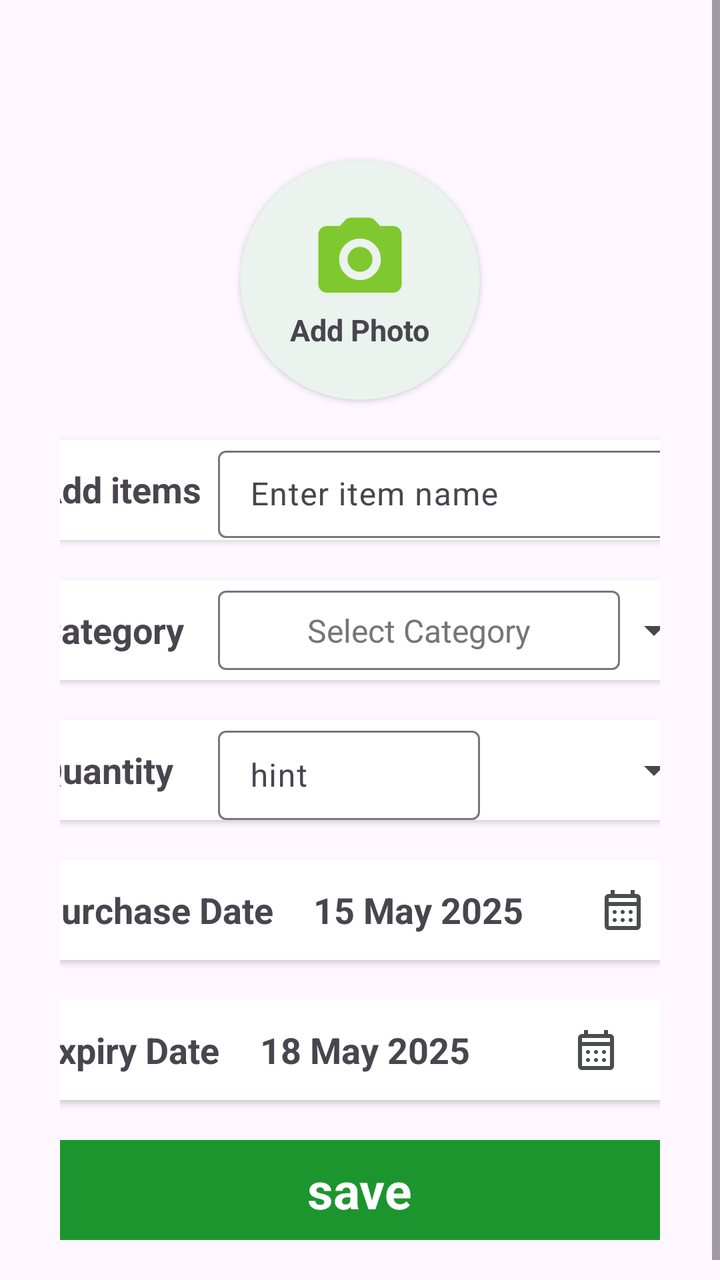
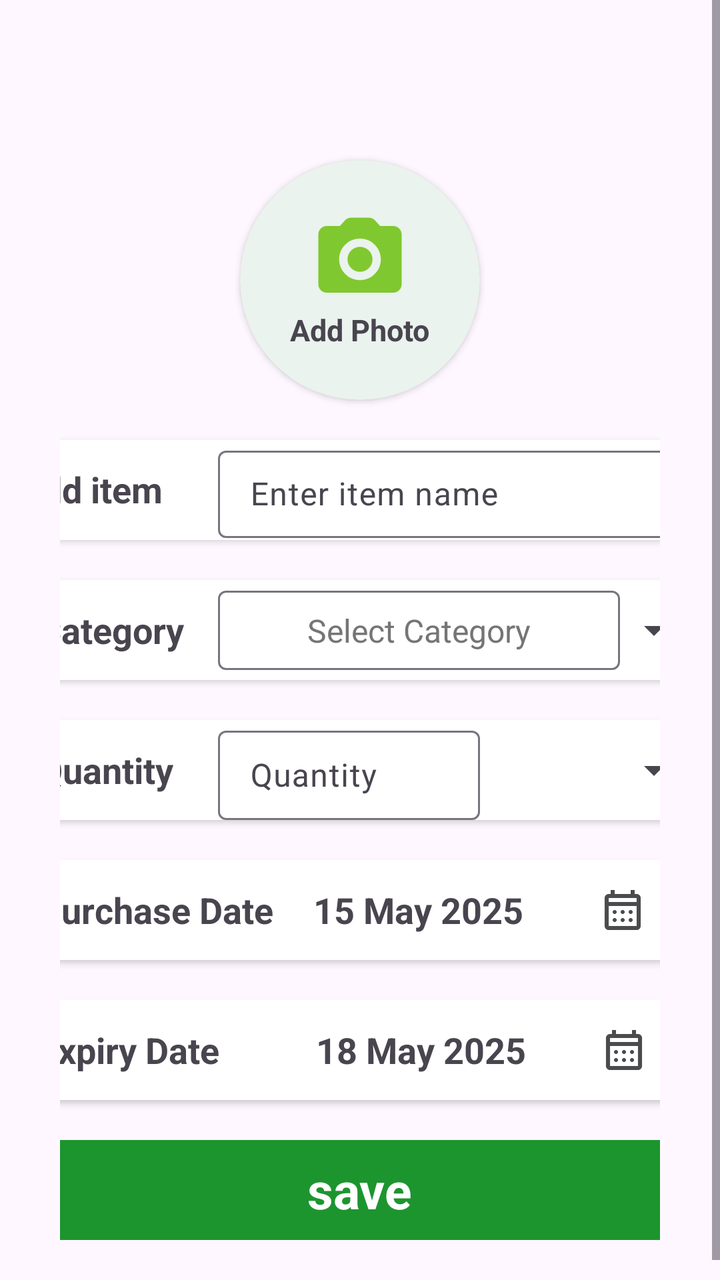

Compare the two renders of this Android layout. The source of the first and the diff that turns it into the second are given below.
<!-- AndroidManifest.xml: application theme Theme.FridgeWise -->
<!-- res/layout/fragment_add_item.xml -->
<?xml version="1.0" encoding="utf-8"?>
<androidx.constraintlayout.widget.ConstraintLayout xmlns:android="http://schemas.android.com/apk/res/android"
    xmlns:app="http://schemas.android.com/apk/res-auto"
    xmlns:tools="http://schemas.android.com/tools"
    android:layout_width="match_parent"
    android:layout_height="match_parent"
    tools:context=".AddItemFragment">

    


    <TextView
        android:id="@+id/add_item_header"
        android:layout_width="wrap_content"
        android:layout_height="wrap_content"
        android:layout_marginStart="10dp"
        android:layout_marginTop="16dp"
        android:layout_marginBottom="832dp"
        android:text="@string/add_items011"
        android:textColor="#000000"
        android:textSize="25sp"
        android:textStyle="bold"
        app:layout_constraintBottom_toBottomOf="@+id/scrollView3"
        app:layout_constraintEnd_toEndOf="parent"
        app:layout_constraintHorizontal_bias="0.45"
        app:layout_constraintStart_toStartOf="parent"
        app:layout_constraintTop_toTopOf="parent" />

    <ScrollView
        android:id="@+id/scrollView3"
        android:layout_width="match_parent"
        android:layout_height="match_parent"
        app:layout_constraintBottom_toBottomOf="parent"
        app:layout_constraintEnd_toEndOf="parent"
        app:layout_constraintStart_toStartOf="parent"
        app:layout_constraintTop_toTopOf="parent">

        <LinearLayout
            android:layout_width="match_parent"
            android:layout_height="wrap_content"
            android:orientation="vertical"
            android:padding="30dp" >

            <androidx.cardview.widget.CardView
                android:layout_width="120dp"
                android:layout_height="120dp"
                android:layout_gravity="center_horizontal"
                android:layout_marginTop="50dp"
                app:cardCornerRadius="90dp"
                android:backgroundTint="#EAF3ED">

                <LinearLayout
                    android:layout_width="match_parent"
                    android:layout_height="match_parent"
                    android:orientation="vertical"
                    android:gravity="center">


                    <ImageView
                        android:id="@+id/add_item_photo"
                        android:layout_width="50dp"
                        android:layout_height="50dp"
                        android:layout_gravity="center"
                        android:contentDescription="@string/todo01"
                        android:src="@drawable/round_camera_alt_24" />

                    <TextView
                        android:id="@+id/add_item_txt_view"
                        android:layout_width="wrap_content"
                        android:layout_height="wrap_content"
                        android:text="@string/add_photo"
                        android:textSize="15sp"
                        android:textStyle="bold"/>
                </LinearLayout>

            </androidx.cardview.widget.CardView>

            <androidx.cardview.widget.CardView
                android:layout_width="342dp"
                android:layout_height="50dp"
                android:layout_marginTop="20dp"
                android:backgroundTint="@color/white"
                app:cardCornerRadius="15dp"
                android:layout_gravity="center">

                <LinearLayout
                    android:layout_width="match_parent"
                    android:layout_height="49dp"
                    android:gravity="center"
                    android:orientation="horizontal">

                    <TextView
                        android:id="@+id/add_item-txt01"
                        android:layout_width="100dp"
                        android:layout_height="wrap_content"
                        android:paddingStart="10dp"
                        android:text="@string/itemsss"
                        android:textSize="18sp"
                        android:textStyle="bold" />

                    <com.google.android.material.textfield.TextInputLayout
                        android:layout_width="0dp"
                        android:layout_height="match_parent"
                        android:paddingEnd="8dp"
                        android:layout_weight="1">

                        <com.google.android.material.textfield.TextInputEditText
                            android:layout_width="match_parent"
                            android:layout_height="match_parent"
                            android:layout_weight="1"
                            android:hint="@string/enter_item_name"
                            android:textColorHint="@color/text_gray"

                            />
                    </com.google.android.material.textfield.TextInputLayout>

                </LinearLayout>
            </androidx.cardview.widget.CardView>

            <androidx.cardview.widget.CardView
                android:layout_width="342dp"
                android:layout_height="50dp"
                android:layout_marginTop="20dp"
                android:backgroundTint="@color/white"
                app:cardCornerRadius="15dp"
                android:layout_gravity="center" >

                <LinearLayout
                    android:layout_width="match_parent"
                    android:layout_height="match_parent"
                    android:orientation="horizontal">

                    <TextView
                        android:id="@+id/add_category_txt02"
                        android:layout_width="100dp"
                        android:layout_height="wrap_content"
                        android:paddingStart="10dp"
                        android:text="Category"
                        android:textSize="18sp"
                        android:layout_gravity="center"
                        android:textStyle="bold" />

                    <LinearLayout
                        android:layout_width="206dp"
                        android:layout_height="match_parent"
                        android:orientation="horizontal">

                        <com.google.android.material.textfield.TextInputLayout
                            android:layout_width="match_parent"
                            android:layout_height="match_parent"
                            android:gravity="center"
                            android:paddingEnd="5dp"
                            android:paddingBottom="5dp">


                            <MultiAutoCompleteTextView
                                android:id="@+id/multiAutoCompleteTextView02"
                                android:layout_width="match_parent"
                                android:layout_height="match_parent"
                                android:layout_gravity="center_vertical"
                                android:layout_weight="1"
                                android:textAlignment="center"
                                android:text="@string/select_category"
                                android:textSize="16sp"
                                android:textColor="@color/text_gray"/>

                        </com.google.android.material.textfield.TextInputLayout>
                    </LinearLayout>

                    <LinearLayout
                        android:layout_width="match_parent"
                        android:layout_height="match_parent"
                        android:orientation="horizontal">

                        <Spinner
                            android:id="@+id/spinner2"
                            android:layout_width="match_parent"
                            android:layout_height="match_parent"
                            android:layout_gravity="center"
                            android:layout_weight="1" />
                    </LinearLayout>

                </LinearLayout>

            </androidx.cardview.widget.CardView>

            <androidx.cardview.widget.CardView
                android:layout_width="342dp"
                android:layout_height="50dp"
                android:layout_marginTop="20dp"
                android:backgroundTint="@color/white"
                app:cardCornerRadius="15dp"
                android:layout_gravity="center" >

                <LinearLayout
                    android:layout_width="match_parent"
                    android:layout_height="match_parent"
                    android:orientation="horizontal">

                    <TextView
                        android:id="@+id/add_quantity_txt03"
                        android:layout_width="100dp"
                        android:layout_height="wrap_content"
                        android:paddingEnd="10dp"
                        android:text="@string/quantity"
                        android:layout_gravity="center"
                        android:textSize="18sp"
                        android:paddingLeft="10dp"
                        android:textStyle="bold" />

                    <LinearLayout
                        android:layout_width="131dp"
                        android:layout_height="match_parent"
                        android:orientation="horizontal">

                        <com.google.android.material.textfield.TextInputLayout
                            android:layout_width="match_parent"
                            android:layout_height="match_parent">

                            <com.google.android.material.textfield.TextInputEditText
                                android:layout_width="match_parent"
                                android:layout_height="wrap_content"
                                android:hint="hint" />
                        </com.google.android.material.textfield.TextInputLayout>
                    </LinearLayout>

                    <LinearLayout
                        android:layout_width="match_parent"
                        android:layout_height="match_parent"
                        android:orientation="horizontal">

                        <Spinner
                            android:id="@+id/spinner2"
                            android:layout_width="wrap_content"
                            android:layout_height="match_parent"
                            android:layout_gravity="center"
                            android:layout_weight="1" />
                    </LinearLayout>

                </LinearLayout>

            </androidx.cardview.widget.CardView>

            <androidx.cardview.widget.CardView
                android:layout_width="342dp"
                android:layout_height="50dp"
                android:layout_marginTop="20dp"
                android:backgroundTint="@color/white"
                app:cardCornerRadius="15dp"
                android:layout_gravity="center" >

                <LinearLayout
                    android:layout_width="match_parent"
                    android:layout_height="match_parent"
                    android:orientation="horizontal">

                    <TextView
                        android:id="@+id/add_purchasedate_txt04"
                        android:layout_width="wrap_content"
                        android:layout_height="wrap_content"
                        android:layout_gravity="center"
                        android:paddingLeft="10dp"
                        android:paddingEnd="10dp"
                        android:text="Purchase Date"
                        android:textSize="18sp"
                        android:textStyle="bold" />

                    <TextView
                        android:id="@+id/add_date_txtview_start"
                        android:layout_width="wrap_content"
                        android:layout_height="wrap_content"
                        android:layout_gravity="center"
                        android:paddingLeft="10dp"
                        android:paddingEnd="10dp"
                        android:text="15 May 2025"
                        android:textSize="18sp"
                        android:textStyle="bold" />

                    <ImageView
                        android:id="@+id/imageView11"
                        android:layout_width="wrap_content"
                        android:layout_height="wrap_content"
                        android:layout_weight="1"
                        android:layout_gravity="center"
                        android:src="@drawable/outline_calendar_month_24" />
                </LinearLayout>
            </androidx.cardview.widget.CardView>

            <androidx.cardview.widget.CardView
                android:layout_width="342dp"
                android:layout_height="50dp"
                android:layout_marginTop="20dp"
                android:backgroundTint="@color/white"
                app:cardCornerRadius="15dp"
                android:layout_gravity="center" >

                <LinearLayout
                    android:layout_width="match_parent"
                    android:layout_height="match_parent"
                    android:orientation="horizontal">

                    <TextView
                        android:id="@+id/add_expiredate_txt06"
                        android:layout_width="wrap_content"
                        android:layout_height="wrap_content"
                        android:layout_gravity="center"
                        android:paddingLeft="10dp"
                        android:paddingEnd="10dp"
                        android:text="Expiry Date"
                        android:textSize="18sp"
                        android:textStyle="bold" />

                    <TextView
                        android:id="@+id/add_date_txtview_end"
                        android:layout_width="wrap_content"
                        android:layout_height="wrap_content"
                        android:layout_gravity="center"
                        android:paddingLeft="10dp"
                        android:paddingEnd="10dp"
                        android:text="18 May 2025"
                        android:textSize="18sp"
                        android:textStyle="bold" />

                    <ImageView
                        android:id="@+id/imageView11"
                        android:layout_width="wrap_content"
                        android:layout_height="wrap_content"
                        android:layout_weight="1"
                        android:layout_gravity="center"
                        android:src="@drawable/outline_calendar_month_24" />
                </LinearLayout>

            </androidx.cardview.widget.CardView>

            <androidx.cardview.widget.CardView
                android:layout_width="342dp"
                android:layout_height="50dp"
                android:layout_gravity="center"
                android:layout_marginTop="20dp"
                app:cardCornerRadius="15dp"
                android:backgroundTint="#1C952F"

                >

                <TextView
                    android:id="@+id/textView21"
                    android:layout_width="wrap_content"
                    android:layout_height="wrap_content"
                    android:text="save"
                    android:layout_gravity="center"
                    android:textSize="25sp"
                    android:textStyle="bold"
                    android:textColor="@color/white" />
            </androidx.cardview.widget.CardView>

        </LinearLayout>
    </ScrollView>

</androidx.constraintlayout.widget.ConstraintLayout>
<!-- resources referenced by this layout -->
<resources>
  <color name="text_gray">#757575</color>
  <color name="white">#FFFFFF</color>
  <!-- drawable outline_calendar_month_24 (drawable) -->
  <vector xmlns:android="http://schemas.android.com/apk/res/android" android:height="24dp" android:tint="#4A4C4D" android:viewportHeight="960" android:viewportWidth="960" android:width="24dp">
        
      <path android:fillColor="@android:color/white" android:pathData="M200,880Q167,880 143.5,856.5Q120,833 120,800L120,240Q120,207 143.5,183.5Q167,160 200,160L240,160L240,80L320,80L320,160L640,160L640,80L720,80L720,160L760,160Q793,160 816.5,183.5Q840,207 840,240L840,800Q840,833 816.5,856.5Q793,880 760,880L200,880ZM200,800L760,800Q760,800 760,800Q760,800 760,800L760,400L200,400L200,800Q200,800 200,800Q200,800 200,800ZM200,320L760,320L760,240Q760,240 760,240Q760,240 760,240L200,240Q200,240 200,240Q200,240 200,240L200,320ZM200,320L200,240Q200,240 200,240Q200,240 200,240L200,240Q200,240 200,240Q200,240 200,240L200,320ZM480,560Q463,560 451.5,548.5Q440,537 440,520Q440,503 451.5,491.5Q463,480 480,480Q497,480 508.5,491.5Q520,503 520,520Q520,537 508.5,548.5Q497,560 480,560ZM291.5,548.5Q280,537 280,520Q280,503 291.5,491.5Q303,480 320,480Q337,480 348.5,491.5Q360,503 360,520Q360,537 348.5,548.5Q337,560 320,560Q303,560 291.5,548.5ZM640,560Q623,560 611.5,548.5Q600,537 600,520Q600,503 611.5,491.5Q623,480 640,480Q657,480 668.5,491.5Q680,503 680,520Q680,537 668.5,548.5Q657,560 640,560ZM480,720Q463,720 451.5,708.5Q440,697 440,680Q440,663 451.5,651.5Q463,640 480,640Q497,640 508.5,651.5Q520,663 520,680Q520,697 508.5,708.5Q497,720 480,720ZM291.5,708.5Q280,697 280,680Q280,663 291.5,651.5Q303,640 320,640Q337,640 348.5,651.5Q360,663 360,680Q360,697 348.5,708.5Q337,720 320,720Q303,720 291.5,708.5ZM640,720Q623,720 611.5,708.5Q600,697 600,680Q600,663 611.5,651.5Q623,640 640,640Q657,640 668.5,651.5Q680,663 680,680Q680,697 668.5,708.5Q657,720 640,720Z"/>
      
  </vector>
  <!-- drawable round_camera_alt_24 (drawable) -->
  <vector xmlns:android="http://schemas.android.com/apk/res/android" android:height="24dp" android:tint="#80C830" android:viewportHeight="24" android:viewportWidth="24" android:width="24dp">
        
      <path android:fillColor="@android:color/white" android:pathData="M12,12m-3,0a3,3 0,1 1,6 0a3,3 0,1 1,-6 0"/>
        
      <path android:fillColor="@android:color/white" android:pathData="M20,4h-3.17l-1.24,-1.35c-0.37,-0.41 -0.91,-0.65 -1.47,-0.65L9.88,2c-0.56,0 -1.1,0.24 -1.48,0.65L7.17,4L4,4c-1.1,0 -2,0.9 -2,2v12c0,1.1 0.9,2 2,2h16c1.1,0 2,-0.9 2,-2L22,6c0,-1.1 -0.9,-2 -2,-2zM12,17c-2.76,0 -5,-2.24 -5,-5s2.24,-5 5,-5 5,2.24 5,5 -2.24,5 -5,5z"/>
      
  </vector>
  <string name="add_items011">Add Items</string>
  <string name="add_photo">Add Photo</string>
  <string name="enter_item_name">Enter item name</string>
  <string name="itemsss">Add items</string>
  <string name="quantity">Quantity</string>
  <string name="select_category">Select Category</string>
  <string name="todo01">TODO</string>
  <style name="Theme.FridgeWise" parent="Base.Theme.FridgeWise" />
  <style name="Base.Theme.FridgeWise" parent="Theme.Material3.DayNight.NoActionBar">
          
          
      </style>
</resources>

<!-- the commit's change to res/layout/fragment_add_item.xml (unified diff, before → after) -->
@@ -90,11 +90,12 @@
                     android:orientation="horizontal">
 
                     <TextView
-                        android:id="@+id/add_item-txt01"
+                        android:id="@+id/add_item_txt01"
                         android:layout_width="100dp"
                         android:layout_height="wrap_content"
-                        android:paddingStart="10dp"
-                        android:text="@string/itemsss"
+                        android:paddingEnd="10dp"
+                        android:paddingStart="0dp"
+                        android:text="Add item"
                         android:textSize="18sp"
                         android:textStyle="bold" />
 
@@ -102,12 +103,14 @@
                         android:layout_width="0dp"
                         android:layout_height="match_parent"
                         android:paddingEnd="8dp"
+                        android:paddingStart="0dp"
                         android:layout_weight="1">
 
                         <com.google.android.material.textfield.TextInputEditText
                             android:layout_width="match_parent"
                             android:layout_height="match_parent"
                             android:layout_weight="1"
+                            android:layout_gravity="center"
                             android:hint="@string/enter_item_name"
                             android:textColorHint="@color/text_gray"
 
@@ -135,7 +138,8 @@
                         android:layout_width="100dp"
                         android:layout_height="wrap_content"
                         android:paddingStart="10dp"
-                        android:text="Category"
+                        android:paddingEnd="0dp"
+                        android:text="@string/category"
                         android:textSize="18sp"
                         android:layout_gravity="center"
                         android:textStyle="bold" />
@@ -150,6 +154,7 @@
                             android:layout_height="match_parent"
                             android:gravity="center"
                             android:paddingEnd="5dp"
+                            android:paddingStart="0dp"
                             android:paddingBottom="5dp">
 
 
@@ -157,7 +162,7 @@
                                 android:id="@+id/multiAutoCompleteTextView02"
                                 android:layout_width="match_parent"
                                 android:layout_height="match_parent"
-                                android:layout_gravity="center_vertical"
+                                android:layout_gravity="center_horizontal"
                                 android:layout_weight="1"
                                 android:textAlignment="center"
                                 android:text="@string/select_category"
@@ -174,7 +179,7 @@
 
                         <Spinner
                             android:id="@+id/spinner2"
-                            android:layout_width="match_parent"
+                            android:layout_width="0dp"
                             android:layout_height="match_parent"
                             android:layout_gravity="center"
                             android:layout_weight="1" />
@@ -205,7 +210,7 @@
                         android:text="@string/quantity"
                         android:layout_gravity="center"
                         android:textSize="18sp"
-                        android:paddingLeft="10dp"
+                        android:paddingStart="10dp"
                         android:textStyle="bold" />
 
                     <LinearLayout
@@ -220,7 +225,7 @@
                             <com.google.android.material.textfield.TextInputEditText
                                 android:layout_width="match_parent"
                                 android:layout_height="wrap_content"
-                                android:hint="hint" />
+                                android:hint="Quantity" />
                         </com.google.android.material.textfield.TextInputLayout>
                     </LinearLayout>
 
@@ -230,11 +235,12 @@
                         android:orientation="horizontal">
 
                         <Spinner
-                            android:id="@+id/spinner2"
+                            android:id="@+id/spinner3"
                             android:layout_width="wrap_content"
                             android:layout_height="match_parent"
                             android:layout_gravity="center"
-                            android:layout_weight="1" />
+                            android:layout_weight="1"
+                            />
                     </LinearLayout>
 
                 </LinearLayout>
@@ -255,75 +261,75 @@
                     android:orientation="horizontal">
 
                     <TextView
-                        android:id="@+id/add_purchasedate_txt04"
+                        android:id="@+id/add_purchase_date_txt04"
                         android:layout_width="wrap_content"
                         android:layout_height="wrap_content"
                         android:layout_gravity="center"
-                        android:paddingLeft="10dp"
-                        android:paddingEnd="10dp"
-                        android:text="Purchase Date"
-                        android:textSize="18sp"
-                        android:textStyle="bold" />
-
-                    <TextView
-                        android:id="@+id/add_date_txtview_start"
+                        android:paddingStart="10dp"
+                        android:paddingEnd="10dp"
+                        android:text="@string/purchase_date"
+                        android:textSize="18sp"
+                        android:textStyle="bold" />
+
+                    <TextView
+                        android:id="@+id/add_date_start_text"
                         android:layout_width="wrap_content"
                         android:layout_height="wrap_content"
                         android:layout_gravity="center"
-                        android:paddingLeft="10dp"
-                        android:paddingEnd="10dp"
-                        android:text="15 May 2025"
+                        android:paddingStart="10dp"
+                        android:paddingEnd="10dp"
+                        android:text="@string/_15_may_2025"
                         android:textSize="18sp"
                         android:textStyle="bold" />
 
                     <ImageView
                         android:id="@+id/imageView11"
+                        android:layout_width="0dp"
+                        android:layout_height="wrap_content"
+                        android:layout_weight="1"
+                        android:layout_gravity="center"
+                        android:src="@drawable/outline_calendar_month_24" />
+                </LinearLayout>
+            </androidx.cardview.widget.CardView>
+
+            <androidx.cardview.widget.CardView
+                android:layout_width="342dp"
+                android:layout_height="50dp"
+                android:layout_marginTop="20dp"
+                android:backgroundTint="@color/white"
+                app:cardCornerRadius="15dp"
+                android:layout_gravity="center" >
+
+                <LinearLayout
+                    android:layout_width="match_parent"
+                    android:layout_height="match_parent"
+                    android:orientation="horizontal">
+
+                    <TextView
+                        android:id="@+id/add_expiry_date_txt05"
+                        android:layout_width="139dp"
+                        android:layout_height="wrap_content"
+                        android:layout_gravity="center"
+                        android:paddingStart="10dp"
+                        android:paddingEnd="10dp"
+                        android:text="Expiry Date"
+                        android:textSize="18sp"
+                        android:textStyle="bold" />
+
+                    <TextView
+                        android:id="@+id/add_date_end"
                         android:layout_width="wrap_content"
                         android:layout_height="wrap_content"
-                        android:layout_weight="1"
-                        android:layout_gravity="center"
-                        android:src="@drawable/outline_calendar_month_24" />
-                </LinearLayout>
-            </androidx.cardview.widget.CardView>
-
-            <androidx.cardview.widget.CardView
-                android:layout_width="342dp"
-                android:layout_height="50dp"
-                android:layout_marginTop="20dp"
-                android:backgroundTint="@color/white"
-                app:cardCornerRadius="15dp"
-                android:layout_gravity="center" >
-
-                <LinearLayout
-                    android:layout_width="match_parent"
-                    android:layout_height="match_parent"
-                    android:orientation="horizontal">
-
-                    <TextView
-                        android:id="@+id/add_expiredate_txt06"
-                        android:layout_width="wrap_content"
-                        android:layout_height="wrap_content"
-                        android:layout_gravity="center"
-                        android:paddingLeft="10dp"
-                        android:paddingEnd="10dp"
-                        android:text="Expiry Date"
-                        android:textSize="18sp"
-                        android:textStyle="bold" />
-
-                    <TextView
-                        android:id="@+id/add_date_txtview_end"
-                        android:layout_width="wrap_content"
-                        android:layout_height="wrap_content"
-                        android:layout_gravity="center"
-                        android:paddingLeft="10dp"
-                        android:paddingEnd="10dp"
-                        android:text="18 May 2025"
+                        android:layout_gravity="center"
+                        android:paddingStart="10dp"
+                        android:paddingEnd="10dp"
+                        android:text="@string/_18_may_2025"
                         android:textSize="18sp"
                         android:textStyle="bold" />
 
                     <ImageView
-                        android:id="@+id/imageView11"
-                        android:layout_width="wrap_content"
+                        android:id="@+id/imageView12"
+                        android:layout_width="0dp"
                         android:layout_height="wrap_content"
                         android:layout_weight="1"
                         android:layout_gravity="center"
@@ -346,7 +352,7 @@
                     android:id="@+id/textView21"
                     android:layout_width="wrap_content"
                     android:layout_height="wrap_content"
-                    android:text="save"
+                    android:text="@string/save"
                     android:layout_gravity="center"
                     android:textSize="25sp"
                     android:textStyle="bold"
<!-- resource entries referenced after the edit -->
@@ -16,11 +16,15 @@
       <path android:fillColor="@android:color/white" android:pathData="M20,4h-3.17l-1.24,-1.35c-0.37,-0.41 -0.91,-0.65 -1.47,-0.65L9.88,2c-0.56,0 -1.1,0.24 -1.48,0.65L7.17,4L4,4c-1.1,0 -2,0.9 -2,2v12c0,1.1 0.9,2 2,2h16c1.1,0 2,-0.9 2,-2L22,6c0,-1.1 -0.9,-2 -2,-2zM12,17c-2.76,0 -5,-2.24 -5,-5s2.24,-5 5,-5 5,2.24 5,5 -2.24,5 -5,5z"/>
       
   </vector>
+  <string name="_15_may_2025">15 May 2025</string>
+  <string name="_18_may_2025">18 May 2025</string>
   <string name="add_items011">Add Items</string>
   <string name="add_photo">Add Photo</string>
+  <string name="category">Category</string>
   <string name="enter_item_name">Enter item name</string>
-  <string name="itemsss">Add items</string>
+  <string name="purchase_date">Purchase Date</string>
   <string name="quantity">Quantity</string>
+  <string name="save">save</string>
   <string name="select_category">Select Category</string>
   <string name="todo01">TODO</string>
   <style name="Theme.FridgeWise" parent="Base.Theme.FridgeWise" />
